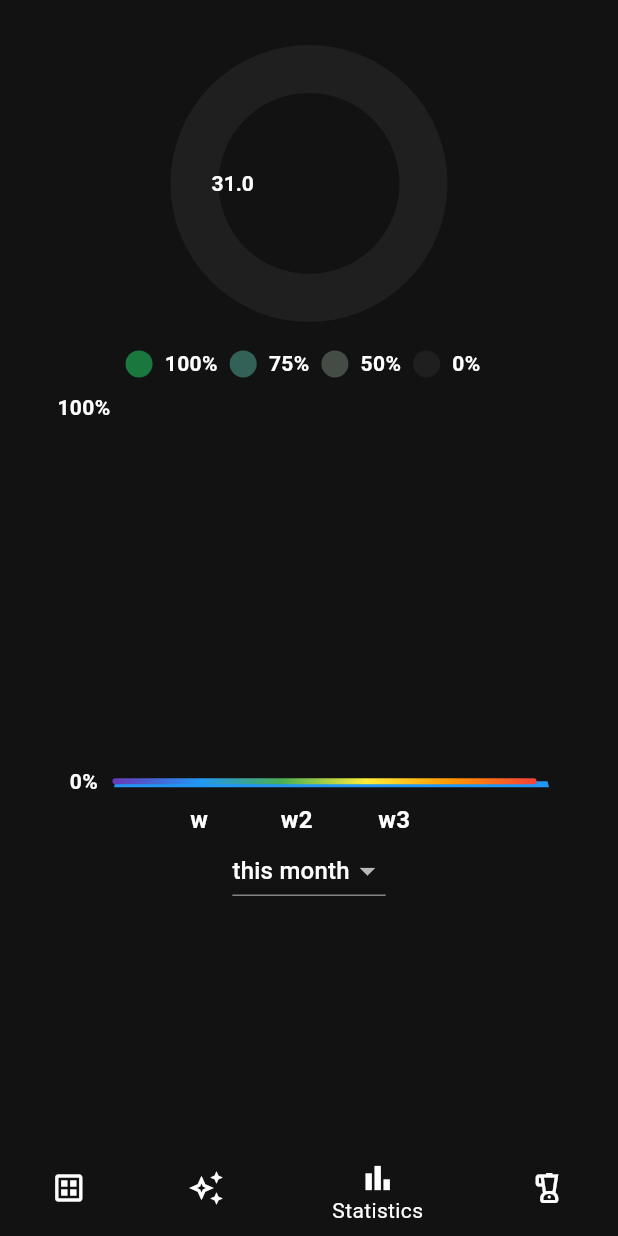
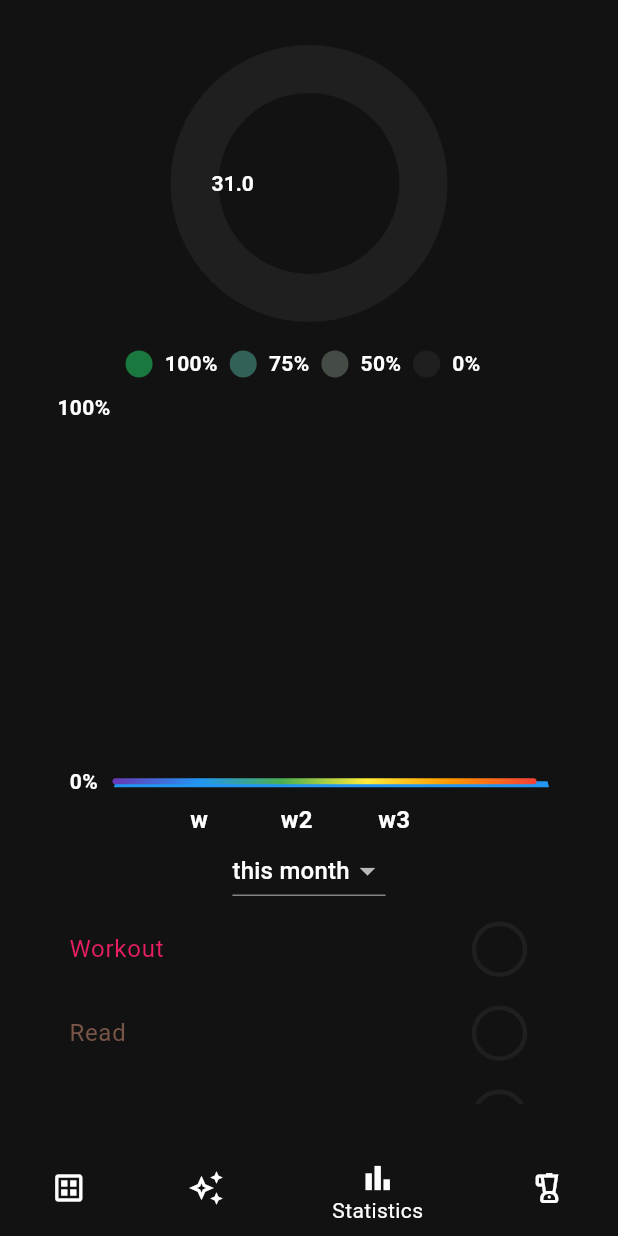
Before and after one commit to cueltschey/squared_away, a Flutter app: the screen it shows after launch, item 3 of the bottom bar chosen, on a phone screen of 412 x 824 dp. Run offline on Flutter 3.47's test engine with Material 3 defaults, Android fonts, the phone set to English and light mode, and no system bars; drawn by our look-alikes of fl_chart, pie_chart; our stand-ins replace file_picker, flutter_colorpicker, flutter_markdown.

Commit message:
added statistics for each task

```diff
--- a/lib/statistics.dart
+++ b/lib/statistics.dart
@@ -2,6 +2,7 @@ import 'dart:ui';
 
 import 'package:flutter/cupertino.dart';
 import 'package:flutter/material.dart';
+import 'package:flutter/widgets.dart';
 import 'package:intl/intl.dart';
 import 'package:pie_chart/pie_chart.dart' as pc;
 import 'package:fl_chart/fl_chart.dart';
@@ -35,13 +36,32 @@ class _StatisticsState extends State<Statistics> {
   List<String> _items = ["this week", "this month", "this year", "forever"];
   int _selectedIndex = 0;
   String _selectedItem = "";
+  List<Map<String, double>> _taskCompletionList = [];
 
   @override
   void initState() {
     super.initState();
+    monthData = getDataFromDateOffset(widget.squareData, 31);
+    _taskCompletionList = List.generate(widget.taskList.length, (index) => {
+      "completed": 0,
+      "uncompleted": 0,
+    });
+    for(int i = 0; i < monthData.length; i++){
+      for(int j = 0; j < monthData[i]['tasks'].length; j++){
+        if(monthData[i]['tasks'][j][0] == 1){
+          _taskCompletionList[monthData[i]['tasks'][j][1]]['completed'] =
+              (_taskCompletionList[monthData[i]['tasks'][j][1]]['completed'] ?? 0) + 1;
+        } else{
+          _taskCompletionList[monthData[i]['tasks'][j][1]]['uncompleted'] =
+              (_taskCompletionList[monthData[i]['tasks'][j][1]]['uncompleted'] ?? 0) + 1;
+        }
+      }
+    }
+
+
+
     _selectedIndex = 1;
     _selectedItem = _items[1];
-    monthData = getDataFromDateOffset(widget.squareData, 31);
     dataMap = {
       "100%": 0,
       "75%": 0,
@@ -160,6 +180,22 @@ class _StatisticsState extends State<Statistics> {
                       dataMap['0%'] = (dataMap['0%'] ?? 0) + 1;
                     }
                   }
+
+                  _taskCompletionList = List.generate(widget.taskList.length, (index) => {
+                    "completed": 0,
+                    "uncompleted": 0,
+                  });
+                  for(int i = 0; i < monthData.length; i++){
+                    for(int j = 0; j < monthData[i]['tasks'].length; j++){
+                      if(monthData[i]['tasks'][j][0] == 1){
+                        _taskCompletionList[monthData[i]['tasks'][j][1]]['completed'] =
+                            (_taskCompletionList[monthData[i]['tasks'][j][1]]['completed'] ?? 0) + 1;
+                      } else{
+                        _taskCompletionList[monthData[i]['tasks'][j][1]]['uncompleted'] =
+                            (_taskCompletionList[monthData[i]['tasks'][j][1]]['uncompleted'] ?? 0) + 1;
+                      }
+                    }
+                  }
                 });
               },
               items: _items.map<DropdownMenuItem<String>>((String value) {
@@ -169,6 +205,36 @@ class _StatisticsState extends State<Statistics> {
                 );
               }).toList(),
             ),
+            Container( height: 300.0, child: ListView.builder(
+              itemCount: widget.taskList.length,
+              itemBuilder: (context, index) {
+                return ListTile(
+                  title: Text(
+                    widget.taskList[index]['name'],
+                    style: TextStyle(color: widget.taskList[index]['color'])
+                  ),
+                  trailing: Container(
+                    height: 50.0,
+                    width: 50.0,
+                    child: pc.PieChart(
+                      dataMap: _taskCompletionList[index],
+                      colorList: const [
+                        Colors.green,
+                        Color.fromARGB(200, 34, 34, 34)
+                      ],
+                      chartType: pc.ChartType.ring,
+                      legendOptions: const pc.LegendOptions(
+                        showLegends: false,
+                      ),
+                      chartValuesOptions: const pc.ChartValuesOptions(
+                        showChartValues: false,
+                      ),
+                      ringStrokeWidth: 3.0,
+                    )
+                  )
+                );
+              },
+            ),)
           ],
         ),
       ),
```
